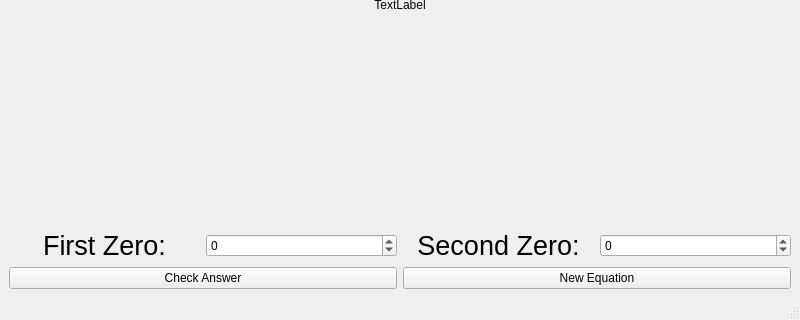
KoizumIsaac/PracticeFactoringApplication, file PracticeFactoringApplication/factoringapplicationwindow.ui: the form before one commit; both pictures show x 0 to 800 and y 280 to 600 of the 800 by 600 pixel window.
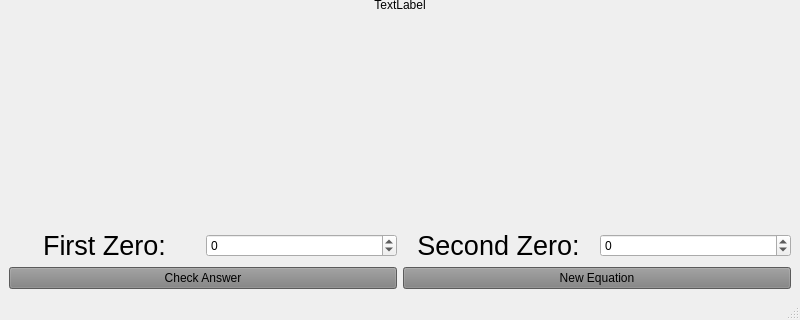
The form after the commit.

Commit message: Added a current and longest streak displays to the window.

Patch:
```diff
--- a/PracticeFactoringApplication/factoringapplicationwindow.ui
+++ b/PracticeFactoringApplication/factoringapplicationwindow.ui
@@ -141,6 +141,9 @@
      <layout class="QHBoxLayout" name="horizontalLayout_2">
       <item>
        <widget class="QPushButton" name="checkAnswerButton">
+        <property name="styleSheet">
+         <string notr="true">QPushButton { background-color: gray }</string>
+        </property>
         <property name="text">
          <string>Check Answer</string>
         </property>
@@ -148,6 +151,9 @@
       </item>
       <item>
        <widget class="QPushButton" name="newEquationButton">
+        <property name="styleSheet">
+         <string notr="true">QPushButton { background-color: gray }</string>
+        </property>
         <property name="text">
          <string>New Equation</string>
         </property>
```
Left out of the diff: 4 changed lines with no effect on the pictures. The commit also changes 2 other files.
